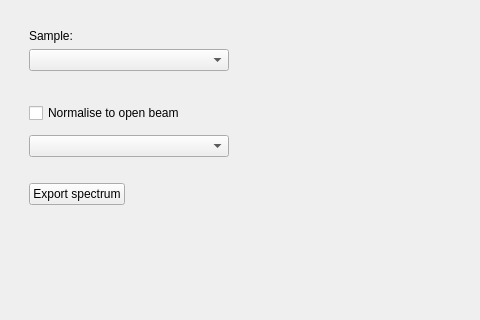
The window that mantidimaging/gui/ui/spectrum_viewer.ui (mantidproject/mantidimaging) describes before a commit, drawn with Qt 5; both pictures show x 0 to 480 and y 0 to 320 of the 921 by 739 pixel window.
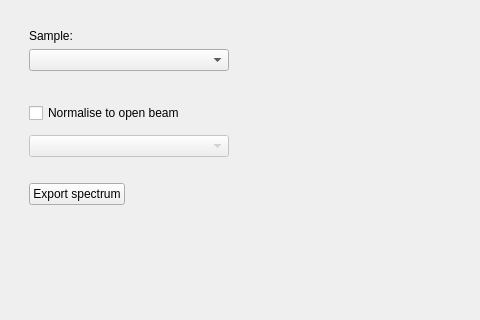
The same window after the commit. Custom widgets are drawn as their Qt base class.

Commit message: Spectrum view: disable norm checkbox when first opened

Patch:
```diff
--- a/mantidimaging/gui/ui/spectrum_viewer.ui
+++ b/mantidimaging/gui/ui/spectrum_viewer.ui
@@ -124,7 +124,7 @@
         <item>
          <widget class="DatasetSelectorWidgetView" name="normaliseStackSelector">
           <property name="enabled">
-           <bool>true</bool>
+           <bool>false</bool>
           </property>
           <property name="sizePolicy">
            <sizepolicy hsizetype="Maximum" vsizetype="Fixed">
```
